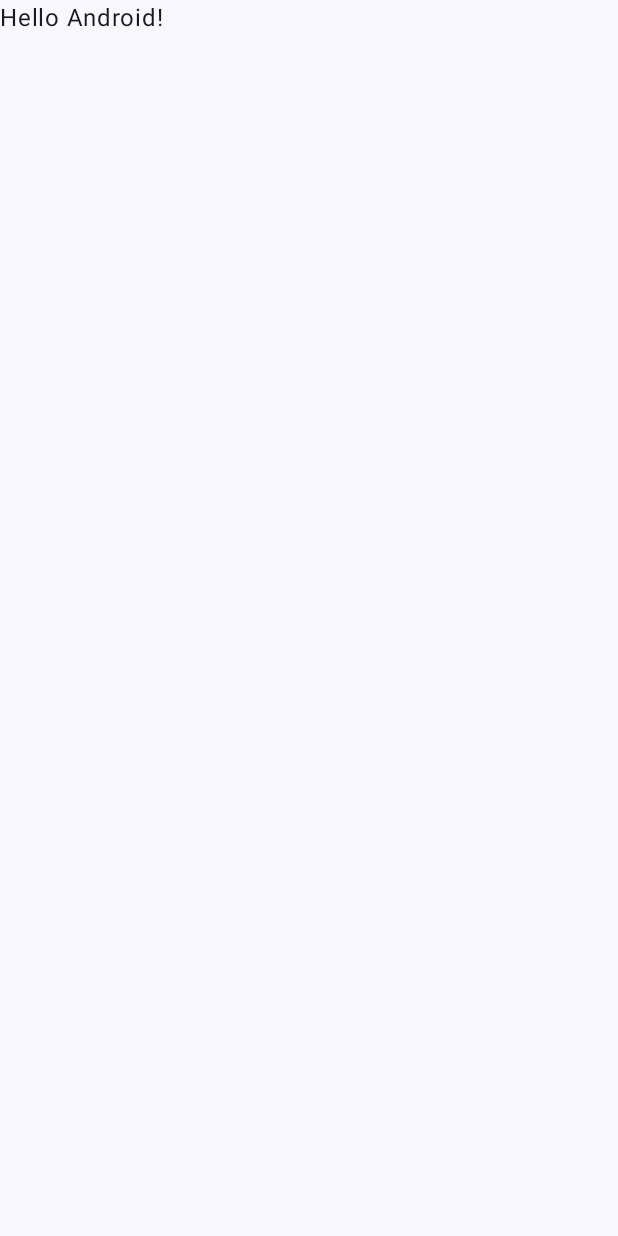
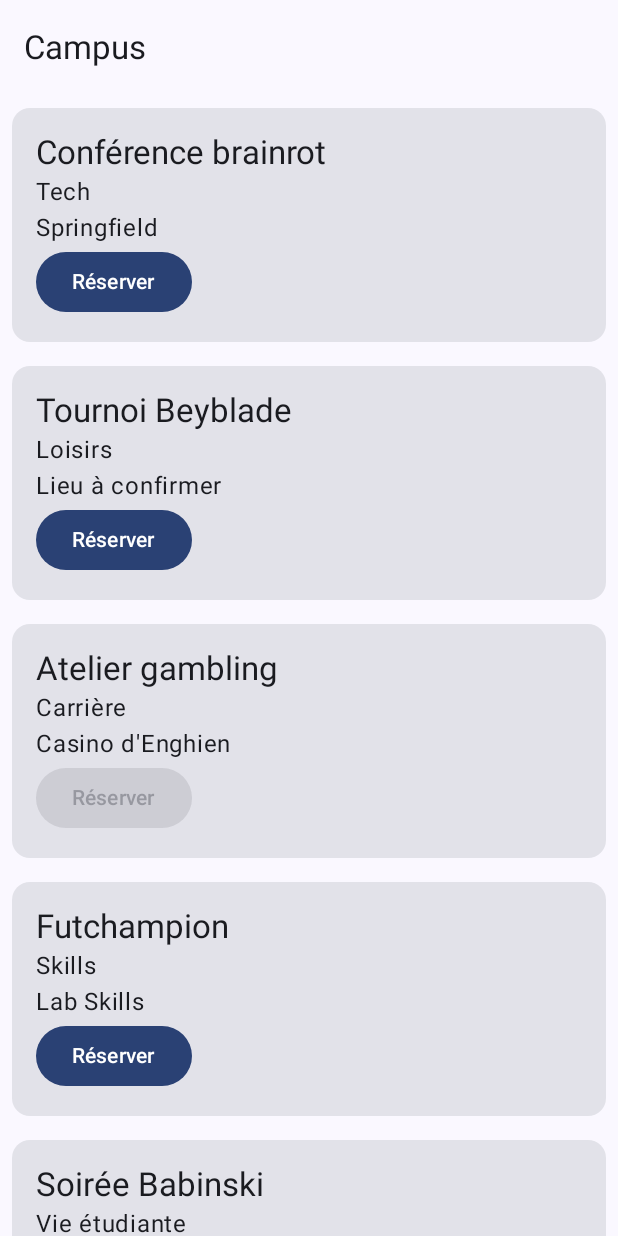
Before and after one commit to ZacDJAMAT/Campus, an Android app built with Jetpack Compose: the screen it shows after launch (MainActivity), on a phone screen of 412 x 824 dp. Before the commit the screen is almost empty. Run offline under Robolectric (Android 15) with nearby library versions, the phone set to English and light mode, and no system bars.

Commit message:
Affiche le catalogue des événements

```diff
--- a/app/src/main/java/fr/esgi/campus/MainActivity.kt
+++ b/app/src/main/java/fr/esgi/campus/MainActivity.kt
@@ -6,6 +6,8 @@ import androidx.activity.compose.setContent
 import androidx.activity.enableEdgeToEdge
 import androidx.compose.foundation.layout.Arrangement
 import androidx.compose.foundation.layout.Column
+import androidx.compose.foundation.lazy.LazyColumn
+import androidx.compose.foundation.lazy.items
 import androidx.compose.foundation.layout.Row
 import androidx.compose.foundation.layout.Spacer
 import androidx.compose.foundation.layout.fillMaxSize
@@ -14,9 +16,11 @@ import androidx.compose.foundation.layout.height
 import androidx.compose.foundation.layout.padding
 import androidx.compose.material3.Button
 import androidx.compose.material3.Card
+import androidx.compose.material3.ExperimentalMaterial3Api
 import androidx.compose.material3.MaterialTheme
 import androidx.compose.material3.Scaffold
 import androidx.compose.material3.Text
+import androidx.compose.material3.TopAppBar
 import androidx.compose.runtime.Composable
 import androidx.compose.ui.Alignment
 import androidx.compose.ui.Modifier
@@ -95,18 +99,34 @@ fun EventCard(
     }
 }
 
+@OptIn(ExperimentalMaterial3Api::class)
+@Composable
+fun EventListScreen(events: List<Event>) {
+    Scaffold(
+        topBar = {
+            TopAppBar(title = { Text(text = "Campus") })
+        }
+    ) { innerPadding ->
+        LazyColumn(
+            contentPadding = innerPadding
+        ) {
+            items(events, key = { it.id }) { event ->
+                EventCard(
+                    event = event,
+                    onBook = {}
+                )
+            }
+        }
+    }
+}
+
 class MainActivity : ComponentActivity() {
     override fun onCreate(savedInstanceState: Bundle?) {
         super.onCreate(savedInstanceState)
         enableEdgeToEdge()
         setContent {
             CampusTheme {
-                Scaffold(modifier = Modifier.fillMaxSize()) { innerPadding ->
-                    Greeting(
-                        name = "Android",
-                        modifier = Modifier.padding(innerPadding)
-                    )
-                }
+                EventListScreen(events = sampleEvents)
             }
         }
     }
```
